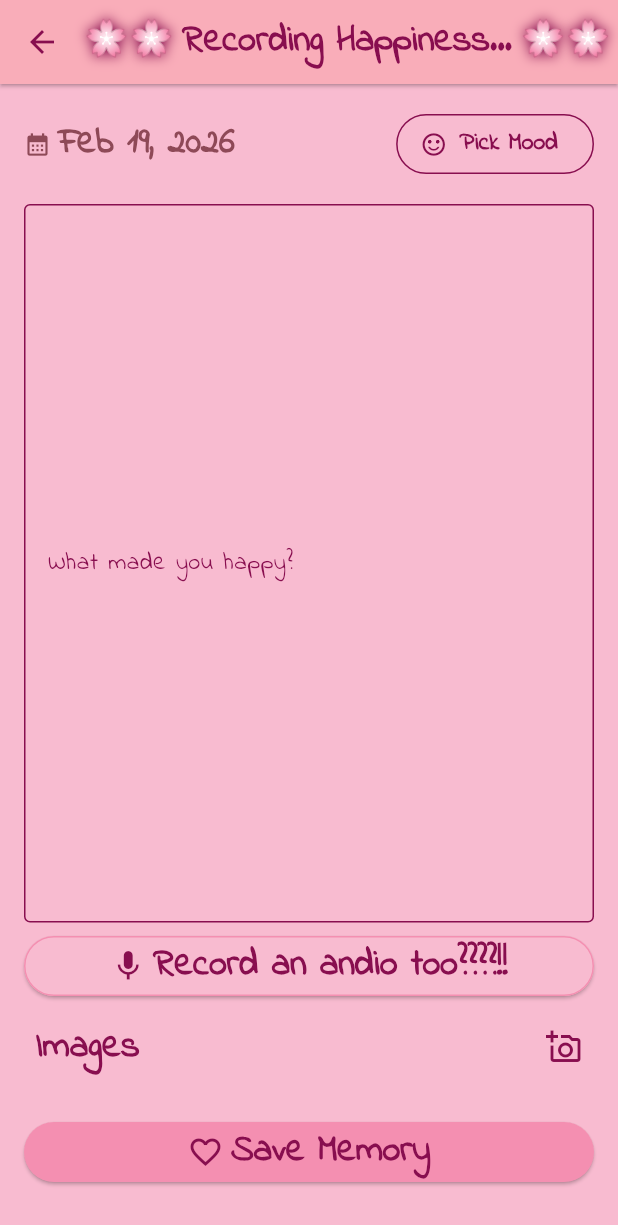
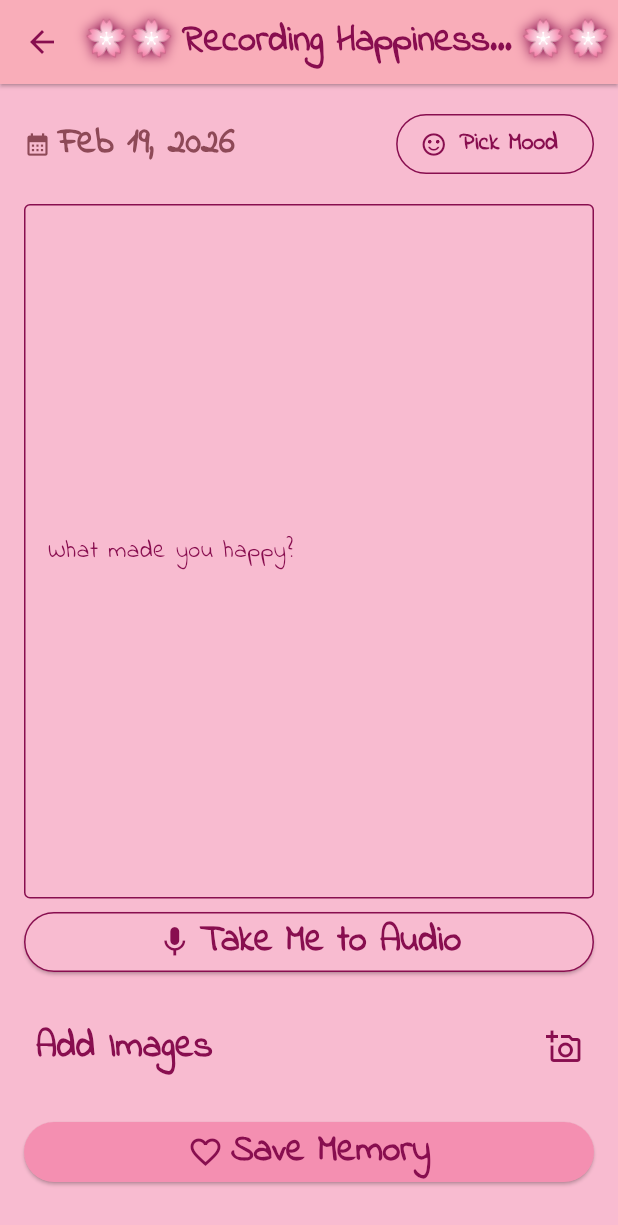
Before and after one commit to miracleanupam/ADiary, a Flutter app: the AddEntry screen opened directly with empty values, on a phone screen of 412 x 824 dp. Shown: the top 1225 px of the screen. Run offline on Flutter 3.47's test engine with Material 3 defaults, Android fonts, the light colour scheme and no system bars; our stand-ins replace audioplayers, file_picker, flutter_image_compress, flutter_local_notifications, flutter_secure_storage, flutter_timezone and 6 more; missing offline and left inert: record; accounts and stored records are empty.

Commit message:
audio enhancements

```diff
--- a/lib/compnents/audio_button.dart
+++ b/lib/compnents/audio_button.dart
@@ -10,7 +10,7 @@ class AudioButton extends StatelessWidget {
     return ElevatedButton(
         onPressed: () => fn(),
         style: ElevatedButton.styleFrom(
-            side: BorderSide(color: Colors.pink.shade200, width: 1),
+            side: BorderSide(color: Colors.pink.shade900, width: 1),
             backgroundColor: Colors.pink.shade100,
             foregroundColor: Colors.pink.shade900,
             iconColor: Colors.pink.shade900,
@@ -27,7 +27,7 @@ class AudioButton extends StatelessWidget {
             SizedBox(
               width: 5,
             ),
-            Text(showRecorder ? 'Edit journal' : 'Record an andio too????!!'),
+            Text(showRecorder ? 'Edit journal' : 'Take Me to Audio'),
           ],
         ));
   }
--- a/lib/compnents/audio_input.dart
+++ b/lib/compnents/audio_input.dart
@@ -103,7 +103,16 @@ class _AudioInputState extends State<AudioInput>
           Expanded(
             child: Container(
               alignment: Alignment.bottomCenter,
-              child: ScaleTransition(
+              child: Column(
+                mainAxisAlignment: MainAxisAlignment.end,
+                children: [
+                  Text("Use the button below to start/stop or redo the recording.",
+                    style: TextStyle(
+                      color: Colors.pink.shade900,
+                    ),
+                  ),
+                  SizedBox(height: 48,),
+                  ScaleTransition(
                     scale: widget.isRecording
                         ? _pulseAnimation
                         : const AlwaysStoppedAnimation(1.0),
@@ -115,6 +124,8 @@ class _AudioInputState extends State<AudioInput>
                       ),
                       onPressed: () => widget.toggleRecordingState(),
                     ),
+                  ),
+                ],
               ),
             ),
           ),
@@ -157,11 +168,17 @@ class _AudioInputState extends State<AudioInput>
                     ],
                   ),
                 Spacer(),
-                if (widget.recordingPath != '' && !widget.isRecording)
+                if (!widget.isRecording)
+                  Text(widget.recordingPath == '' ? "You can preview the audio here after you record something." : "Preview:",
+                      style: TextStyle(
+                        color: Colors.pink.shade900,
+                      ),
+                  ),
+                if (!widget.isRecording)
                   Stack(
                     children: [
                       AudioPlayerWidget(filePath: widget.recordingPath),
-                      Positioned(
+                      if (widget.recordingPath != '') Positioned(
                           top: 0,
                           right: 5,
                           child: GestureDetector(
--- a/lib/compnents/audio_player.dart
+++ b/lib/compnents/audio_player.dart
@@ -79,6 +79,9 @@ class _AudioPlayerWidgetState extends State<AudioPlayerWidget>
   }
 
   void _togglePlay() {
+    if (widget.filePath == '') {
+      return;
+    }
     if (_isPlaying) {
       _player.pause();
     } else {
@@ -154,7 +157,7 @@ class _AudioPlayerWidgetState extends State<AudioPlayerWidget>
                       final barW =
                           ((constraints.maxWidth - (count - 1) * 2) / count)
                               .clamp(2.0, 8.0);
-                      return Row(
+                      return widget.filePath == '' ? Placeholder() : Row(
                         crossAxisAlignment: CrossAxisAlignment.center,
                         children: List.generate(count, (i) {
                           final filled = i / count < _progress;
@@ -211,7 +214,7 @@ class _AudioPlayerWidgetState extends State<AudioPlayerWidget>
                     mainAxisAlignment: MainAxisAlignment.spaceBetween,
                     children: [
                       Text(
-                        _format(_position),
+                        widget.filePath == '' ? "--" : _format(_position),
                         style: TextStyle(
                           fontSize: 16,
                           fontWeight: FontWeight.w600,
@@ -220,7 +223,7 @@ class _AudioPlayerWidgetState extends State<AudioPlayerWidget>
                         ),
                       ),
                       Text(
-                        _format(_duration),
+                        widget.filePath == '' ? "--" : _format(_duration),
                         style: TextStyle(
                           fontSize: 16,
                           fontWeight: FontWeight.w600,
--- a/lib/compnents/images_input.dart
+++ b/lib/compnents/images_input.dart
@@ -24,7 +24,7 @@ class ImagesInput extends StatelessWidget {
           child: Row(
             mainAxisAlignment: MainAxisAlignment.spaceBetween,
             children: [
-              StyledText(value: "Images"),
+              StyledText(value: pickedImages.isEmpty ? "Add Images" : "Images"),
               GestureDetector(
                 onTap: () => handleImagesSelection(),
                 child: Icon(
--- a/lib/constants.dart
+++ b/lib/constants.dart
@@ -26,105 +26,118 @@ const homePageWidgetTitleListsForAppBar = <String, String>{
 
 final List<Map<String, dynamic>> MOOD_OPTIONS = [
   {
+    'label': "Amused",
+    'icon': const Icon(Icons.outlet_outlined),
+    'bgColor': Colors.indigo.shade100,
+    'borderColor': Colors.indigo.shade300,
+    'textColor': Colors.indigo.shade800,
+  },
+  {
+    'label': "Cheerful",
+    'icon': const Icon(Icons.mood),
+    'bgColor': Colors.orange.shade100,
+    'borderColor': Colors.orange.shade300,
+    'textColor': Colors.orange.shade800,
+  },
+  {
+    'label': "Content",
+    'icon': const Icon(Icons.tag_faces_outlined),
+    'bgColor': Colors.purple.shade100,
+    'borderColor': Colors.purple.shade300,
+    'textColor': Colors.purple.shade800,
+  },
+  {
     'label': "Delighted",
-    'icon': const Icon(Icons.ac_unit),
+    'icon': const Icon(Icons.sentiment_very_satisfied_outlined),
     'bgColor': Colors.red.shade100,
     'borderColor': Colors.red.shade300,
     'textColor': Colors.red.shade800,
   },
   {
-    'label': "Cheerful",
-    'icon': const Icon(Icons.abc_outlined),
-    'bgColor': Colors.orange.shade100,
-    'borderColor': Colors.orange.shade300,
-    'textColor': Colors.orange.shade800,
+    'label': "Empowered",
+    'icon': const Icon(Icons.rocket_outlined),
+    'bgColor': Colors.deepOrange.shade100,
+    'borderColor': Colors.deepOrange.shade300,
+    'textColor': Colors.deepOrange.shade800,
   },
   {
     'label': "Excited",
-    'icon': const Icon(Icons.access_alarm_sharp),
+    'icon': const Icon(Icons.sentiment_satisfied),
     'bgColor': Colors.amber.shade100,
     'borderColor': Colors.amber.shade300,
     'textColor': Colors.amber.shade800,
   },
   {
-    'label': "Proud",
-    'icon': const Icon(Icons.safety_check),
-    'bgColor': Colors.green.shade100,
-    'borderColor': Colors.green.shade300,
-    'textColor': Colors.green.shade800,
+    'label': "Fulfilled",
+    'icon': const Icon(Icons.battery_charging_full_outlined),
+    'bgColor': Colors.red.shade200,
+    'borderColor': Colors.amber.shade300,
+    'textColor': Colors.pink.shade800,
+  },
+  {
+    'label': "Glad",
+    'icon': const Icon(Icons.wb_sunny_outlined),
+    'bgColor': Colors.pink.shade100,
+    'borderColor': Colors.pink.shade300,
+    'textColor': Colors.pink.shade800,
   },
   {
     'label': "Grateful",
-    'icon': const Icon(Icons.baby_changing_station),
+    'icon': const Icon(Icons.handshake_outlined),
     'bgColor': Colors.teal.shade100,
     'borderColor': Colors.teal.shade300,
     'textColor': Colors.teal.shade800,
   },
   {
     'label': "Hopeful",
-    'icon': const Icon(Icons.cabin),
+    'icon': const Icon(Icons.temple_hindu_outlined),
     'bgColor': Colors.cyan.shade100,
     'borderColor': Colors.cyan.shade300,
     'textColor': Colors.cyan.shade800,
   },
   {
     'label': "Inspired",
-    'icon': const Icon(Icons.dangerous),
+    'icon': const Icon(Icons.lightbulb_outline),
     'bgColor': Colors.blue.shade100,
     'borderColor': Colors.blue.shade300,
     'textColor': Colors.blue.shade800,
   },
   {
-    'label': "Amused",
-    'icon': const Icon(Icons.e_mobiledata),
-    'bgColor': Colors.indigo.shade100,
-    'borderColor': Colors.indigo.shade300,
-    'textColor': Colors.indigo.shade800,
+    'label': "Loved",
+    'icon': const Icon(Icons.favorite_outline),
+    'bgColor': Colors.brown.shade100,
+    'borderColor': Colors.brown.shade300,
+    'textColor': Colors.brown.shade800,
   },
   {
-    'label': "Content",
-    'icon': const Icon(Icons.face),
-    'bgColor': Colors.purple.shade100,
-    'borderColor': Colors.purple.shade300,
-    'textColor': Colors.purple.shade800,
-  },
-  {
-    'label': "Glad",
-    'icon': const Icon(Icons.g_mobiledata),
-    'bgColor': Colors.pink.shade100,
-    'borderColor': Colors.pink.shade300,
-    'textColor': Colors.pink.shade800,
+    'label': "Proud",
+    'icon': const Icon(Icons.emoji_events_outlined),
+    'bgColor': Colors.green.shade100,
+    'borderColor': Colors.green.shade300,
+    'textColor': Colors.green.shade800,
   },
   {
     'label': "Relieved",
-    'icon': const Icon(Icons.h_mobiledata),
+    'icon': const Icon(Icons.thumb_up_alt_outlined),
     'bgColor': Colors.lime.shade100,
     'borderColor': Colors.lime.shade300,
     'textColor': Colors.lime.shade800,
   },
     {
-    'label': "Loved",
-    'icon': const Icon(Icons.ice_skating),
-    'bgColor': Colors.brown.shade100,
-    'borderColor': Colors.brown.shade300,
-    'textColor': Colors.brown.shade800,
+    'label': "Rich",
+    'icon': const Icon(Icons.euro_outlined),
+    'bgColor': Colors.deepOrange.shade200,
+    'borderColor': Colors.lime.shade300,
+    'textColor': Colors.pink.shade800,
   },
     {
-    'label': "Appreciated",
-    'icon': const Icon(Icons.javascript),
+    'label': "Seen",
+    'icon': const Icon(Icons.visibility_outlined),
     'bgColor': Colors.grey.shade200,
     'borderColor': Colors.grey.shade400,
     'textColor': Colors.grey.shade900,
   },
-  {
-    'label': "Empowered",
-    'icon': const Icon(Icons.kayaking),
-    'bgColor': Colors.deepOrange.shade100,
-    'borderColor': Colors.deepOrange.shade300,
-    'textColor': Colors.deepOrange.shade800,
-  },
 ];
-
 
 // const bgDecoration = BoxDecoration(
 //     gradient: LinearGradient(
--- a/lib/screens/add_entry.dart
+++ b/lib/screens/add_entry.dart
@@ -253,6 +253,7 @@ class _AddEntryState extends State<AddEntry> {
                     _showRecorder = !_showRecorder;
                   });
                 }),
+            SizedBox(height: 16,),
             ImagesInput(
                 handleImagesSelection: _handleImagesSelection,
                 pickedImages: _pickedImages,
```
Lines whose indentation alone changed are shown as unchanged.
